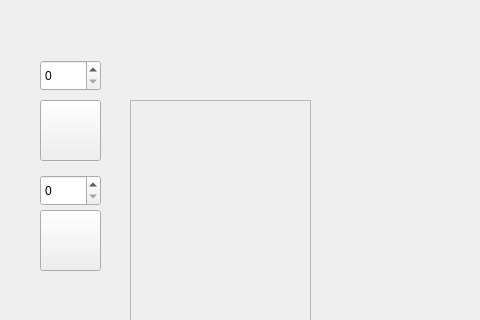
Qt form mainwindow.ui (CatherineBao/color-alchemy) before a commit; both pictures show x 0 to 480 and y 0 to 320 of the 1005 by 625 pixel window.
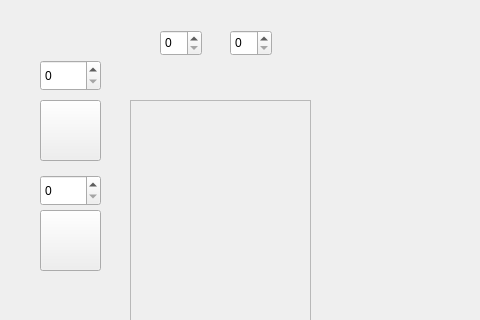
The same form after that commit. Icons and pictures are not drawn. Custom widgets are drawn as their Qt base class.

Commit message: Fixed resize canvas functionality.

Patch:
```diff
--- a/mainwindow.ui
+++ b/mainwindow.ui
@@ -116,6 +116,26 @@
      </rect>
     </property>
    </widget>
+   <widget class="QSpinBox" name="canvasWidthBox">
+    <property name="geometry">
+     <rect>
+      <x>160</x>
+      <y>30</y>
+      <width>42</width>
+      <height>26</height>
+     </rect>
+    </property>
+   </widget>
+   <widget class="QSpinBox" name="canvasHeightBox">
+    <property name="geometry">
+     <rect>
+      <x>230</x>
+      <y>30</y>
+      <width>42</width>
+      <height>26</height>
+     </rect>
+    </property>
+   </widget>
   </widget>
   <widget class="QStatusBar" name="statusbar"/>
  </widget>
```
The commit also changes 4 other files.
